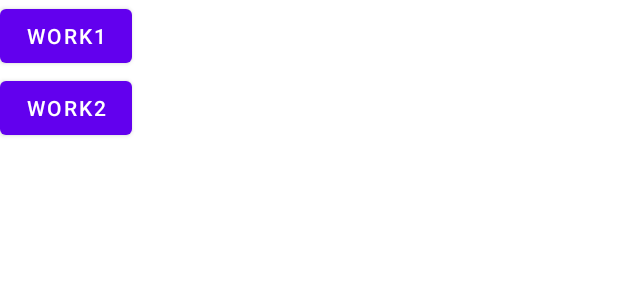
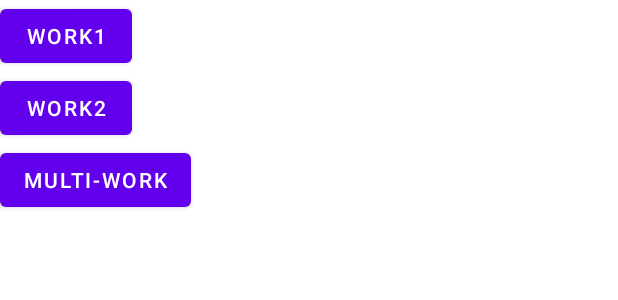
Before and after one commit to Alessa0504/WorkManager, an Android app: the layout activity_main.xml on its own in the app's theme, with its tools: preview values and no code run, on a phone screen of 412 x 824 dp. Shown: the top 300 px of the screen. Run offline under Robolectric (Android 15) with nearby library versions, the phone set to English and light mode, and no system bars.

```diff
--- a/app/src/main/res/layout/activity_main.xml
+++ b/app/src/main/res/layout/activity_main.xml
@@ -27,4 +27,14 @@
         app:layout_constraintStart_toStartOf="parent"
         app:layout_constraintTop_toTopOf="parent" />
 
+    <Button
+        android:id="@+id/btn_upload_work3"
+        android:layout_width="wrap_content"
+        android:layout_height="wrap_content"
+        android:text="multi-work"
+        app:layout_constraintBottom_toBottomOf="parent"
+        app:layout_constraintEnd_toEndOf="parent"
+        app:layout_constraintStart_toStartOf="parent"
+        app:layout_constraintTop_toTopOf="parent" />
+
 </androidx.appcompat.widget.LinearLayoutCompat>
```
Also changed, not shown: app/src/main/java/com/example/workmanager/MainActivity.kt (+32 -2 lines), app/src/main/java/com/example/workmanager/multiply/MultiWorker1.kt (added, +25 -0 lines), app/src/main/java/com/example/workmanager/multiply/MultiWorker2.kt (added, +25 -0 lines), app/src/main/java/com/example/workmanager/multiply/MultiWorker3.kt (added, +25 -0 lines).
